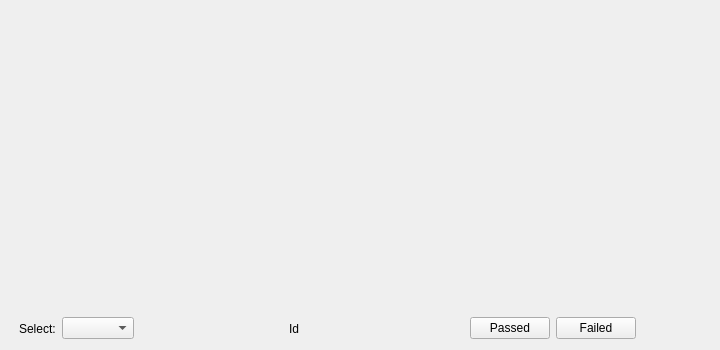
Above: src/aq_telemetryView.ui from nlbtuyen/ConfigurationGCS before the change. Below: the same form after it.
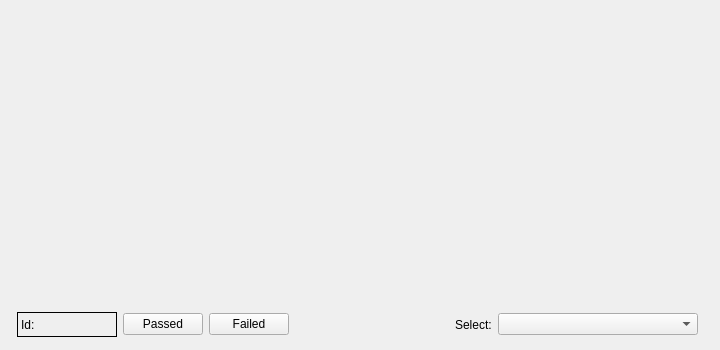
That is the form after the change.

Diff of the .ui file:
```diff
--- a/src/aq_telemetryView.ui
+++ b/src/aq_telemetryView.ui
@@ -44,9 +44,9 @@
   <widget class="QWidget" name="layoutWidget">
    <property name="geometry">
     <rect>
-     <x>19</x>
-     <y>316</y>
-     <width>691</width>
+     <x>17</x>
+     <y>312</y>
+     <width>681</width>
      <height>25</height>
     </rect>
    </property>
@@ -54,57 +54,6 @@
     <item>
      <layout class="QHBoxLayout" name="horizontalLayout"/>
     </item>
-    <item>
-     <layout class="QHBoxLayout" name="horizontalLayout_3">
-      <item>
-       <widget class="QLabel" name="label_2">
-        <property name="font">
-         <font>
-          <pointsize>9</pointsize>
-         </font>
-        </property>
-        <property name="text">
-         <string>Select:</string>
-        </property>
-       </widget>
-      </item>
-      <item>
-       <widget class="QComboBox" name="combo_selectCurve">
-        <property name="font">
-         <font>
-          <pointsize>9</pointsize>
-         </font>
-        </property>
-       </widget>
-      </item>
-     </layout>
-    </item>
-    <item>
-     <spacer name="horizontalSpacer_2">
-      <property name="orientation">
-       <enum>Qt::Horizontal</enum>
-      </property>
-      <property name="sizeHint" stdset="0">
-       <size>
-        <width>40</width>
-        <height>20</height>
-       </size>
-      </property>
-     </spacer>
-    </item>
-    <item>
-     <spacer name="horizontalSpacer_4">
-      <property name="orientation">
-       <enum>Qt::Horizontal</enum>
-      </property>
-      <property name="sizeHint" stdset="0">
-       <size>
-        <width>40</width>
-        <height>20</height>
-       </size>
-      </property>
-     </spacer>
-    </item>
     <item>
      <widget class="QLabel" name="lbl_ID">
       <property name="minimumSize">
@@ -113,24 +62,17 @@
         <height>0</height>
        </size>
       </property>
+      <property name="frameShape">
+       <enum>QFrame::Panel</enum>
+      </property>
+      <property name="lineWidth">
+       <number>1</number>
+      </property>
       <property name="text">
-       <string>Id</string>
+       <string>Id: </string>
       </property>
      </widget>
     </item>
-    <item>
-     <spacer name="horizontalSpacer_3">
-      <property name="orientation">
-       <enum>Qt::Horizontal</enum>
-      </property>
-      <property name="sizeHint" stdset="0">
-       <size>
-        <width>40</width>
-        <height>20</height>
-       </size>
-      </property>
-     </spacer>
-    </item>
     <item>
      <widget class="QPushButton" name="btn_pass">
       <property name="text">
@@ -146,7 +88,7 @@
      </widget>
     </item>
     <item>
-     <spacer name="horizontalSpacer">
+     <spacer name="horizontalSpacer_2">
       <property name="orientation">
        <enum>Qt::Horizontal</enum>
       </property>
@@ -158,6 +100,43 @@
       </property>
      </spacer>
     </item>
+    <item>
+     <layout class="QHBoxLayout" name="horizontalLayout_3">
+      <item>
+       <widget class="QLabel" name="label_2">
+        <property name="font">
+         <font>
+          <pointsize>9</pointsize>
+         </font>
+        </property>
+        <property name="text">
+         <string>Select:</string>
+        </property>
+       </widget>
+      </item>
+      <item>
+       <widget class="QComboBox" name="combo_selectCurve">
+        <property name="minimumSize">
+         <size>
+          <width>200</width>
+          <height>0</height>
+         </size>
+        </property>
+        <property name="maximumSize">
+         <size>
+          <width>200</width>
+          <height>16777215</height>
+         </size>
+        </property>
+        <property name="font">
+         <font>
+          <pointsize>9</pointsize>
+         </font>
+        </property>
+       </widget>
+      </item>
+     </layout>
+    </item>
    </layout>
   </widget>
  </widget>
```
